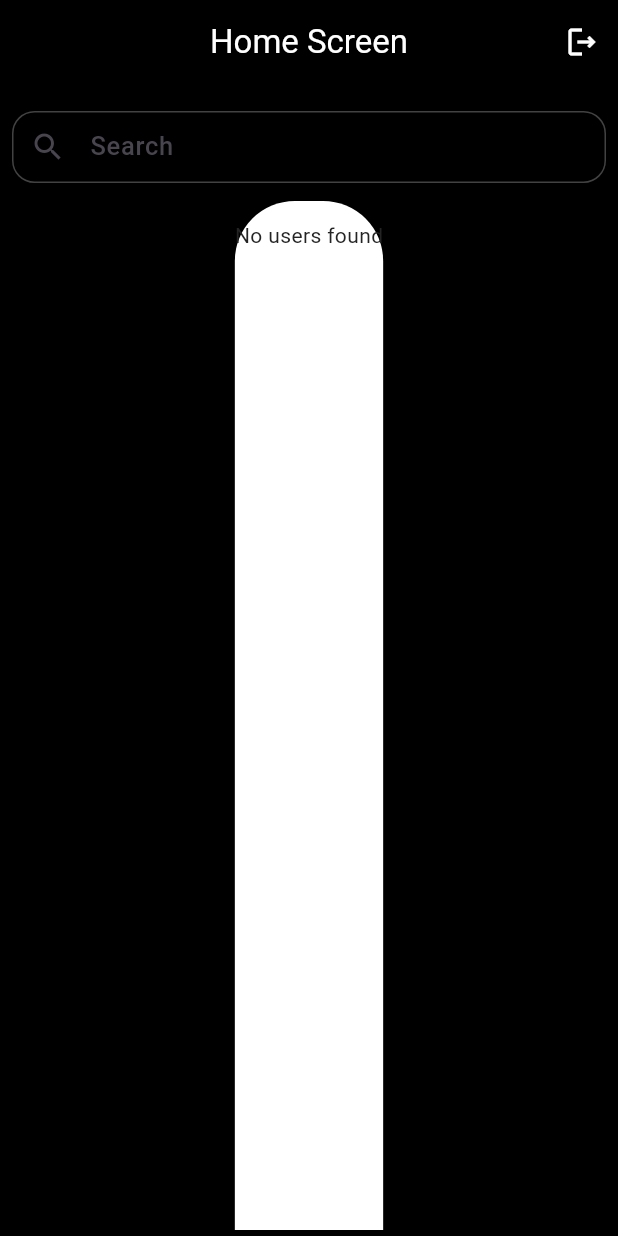
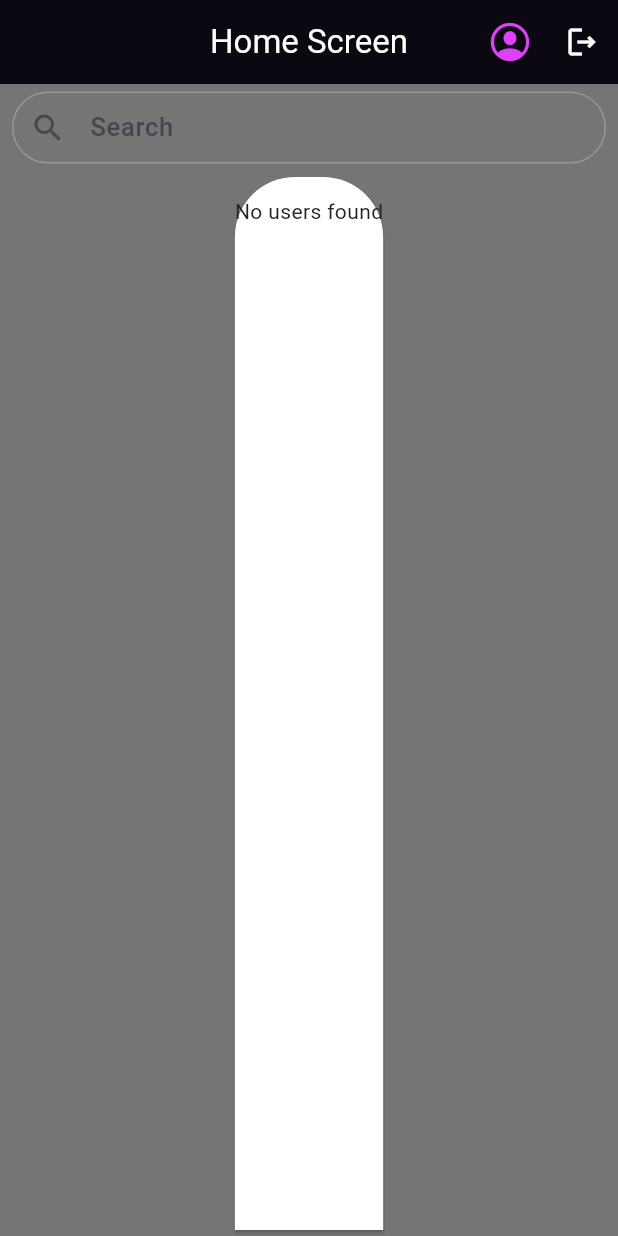
Before and after one commit to SyedAhmed334/Chat-App-Flutter, a Flutter app: the DashBoardScreen screen opened by its route, on a phone screen of 412 x 824 dp. Run offline on Flutter 3.47's test engine with Material 3 defaults, Android fonts, the phone set to English and light mode, and no system bars; our stand-ins replace cloud_firestore, firebase_auth, firebase_core, fluttertoast, font_awesome_flutter, google_sign_in; missing offline and left inert: flutter_facebook_auth; accounts and stored records are empty.

Commit message:
dashboard screen code edited

```diff
--- a/lib/models/user_model.dart
+++ b/lib/models/user_model.dart
@@ -5,6 +5,7 @@ class UserModel with ChangeNotifier {
   List<Map<String, String>> _filteredUsers = [];
 
   List<Map<String, String>> get filteredUsers => _filteredUsers;
+  List<Map<String, String>> get users => _users;
 
   void getUsers(List<Map<String, String>> users) {
     _users = users;
--- a/lib/screens/dashboard_screen.dart
+++ b/lib/screens/dashboard_screen.dart
@@ -1,8 +1,8 @@
-import 'package:chat_app_flutter/components/input_textfield.dart';
 import 'package:chat_app_flutter/constants/route_name.dart';
 import 'package:chat_app_flutter/models/user_model.dart';
 import 'package:cloud_firestore/cloud_firestore.dart';
 import 'package:firebase_auth/firebase_auth.dart';
+import 'package:flutter/cupertino.dart';
 import 'package:flutter/material.dart';
 import 'package:font_awesome_flutter/font_awesome_flutter.dart';
 import 'package:google_sign_in/google_sign_in.dart';
@@ -27,40 +27,37 @@ class _DashBoardScreenState extends State<DashBoardScreen> {
   @override
   Widget build(BuildContext context) {
     return Scaffold(
-      backgroundColor: Colors.black,
+      backgroundColor: Colors.black54,
       appBar: AppBar(
+        elevation: 5,
         automaticallyImplyLeading: false,
-        title: Text(
+        title: const Text(
           'Home Screen',
           style: TextStyle(color: Colors.white),
         ),
         actions: [
+          IconButton(onPressed: () => {}, icon: Icon(CupertinoIcons.profile_circled, color: Colors.purpleAccent, size: 30),),
           IconButton(
             onPressed: () async {
               User? user = auth.currentUser;
               try {
                 if (user?.providerData[0].providerId == 'google.com') {
                   // Sign out from Google
-                  await _googleSignIn.signOut();
+                  await _googleSignIn.signOut().then((value) {
                     Navigator.pushNamed(context, RouteName.loginScreen);
                     Utils.toastMessage('Google user signed out!');
+                  });
                 } else {
                   FirebaseAuth.instance.signOut().then((value) {
                     Navigator.pushNamed(context, RouteName.loginScreen);
                     Utils.toastMessage('Firebase user signed out!');
                   });
                 }
-                // else {
-                //   await _googleSignIn.signOut().then((value) {
-                //     Navigator.pushNamed(context, RouteName.loginScreen);
-                //     Utils.toastMessage('Google user signed out!');
-                //   });
-                // }
               } catch (e) {
                 Utils.toastMessage(e.toString());
               }
             },
-            icon: Icon(
+            icon: const Icon(
               Icons.logout_outlined,
               color: Colors.white,
             ),
@@ -68,41 +65,44 @@ class _DashBoardScreenState extends State<DashBoardScreen> {
         ],
       ),
       body: Padding(
-        padding: const EdgeInsets.only(top: 10.0),
+        padding: const EdgeInsets.only(top: 0.0),
         child: ChangeNotifierProvider<UserModel>(
-          create: (context)=> UserModel(),
+          create: (context) => UserModel(),
           child: Consumer<UserModel>(
-            builder: <UserModel>(context, provider, child) => Column(
+            builder: (context, provider, child) => Column(
               mainAxisAlignment: MainAxisAlignment.center,
               crossAxisAlignment: CrossAxisAlignment.center,
               children: [
                 Padding(
-                  padding: const EdgeInsets.all(8.0),
+                  padding: const EdgeInsets.symmetric(horizontal: 8.0, vertical: 5),
                   child: TextFormField(
                     controller: searchController,
-                    onChanged: (value){
+                    onChanged: (value) {
+                      if(searchController.text.isEmpty)
+                      {
+                        provider.users;
+                      }
                       provider.filterUsers(searchController.text);
-                      print(provider.filteredUsers);
+
                     },
                     decoration: InputDecoration(
                         contentPadding:
-                            EdgeInsets.symmetric(vertical: 5, horizontal: 10),
+                            const EdgeInsets.symmetric(vertical: 5, horizontal: 10),
                         labelText: 'Search',
                         prefixIcon: IconButton(
-                          icon: Icon(Icons.search),
-                          onPressed: () {
-                          },
+                          icon: const Icon(Icons.search),
+                          onPressed: () {},
                         ),
                         border: OutlineInputBorder(
-                          borderRadius: BorderRadius.circular(15),
+                          borderRadius: BorderRadius.circular(35),
                           borderSide: const BorderSide(
                             color: AppColors.textFieldDefaultFocus,
                           ),
                         ),
                         enabledBorder: OutlineInputBorder(
-                          borderRadius: BorderRadius.circular(15),
-                          borderSide: BorderSide(color: Colors.grey.shade800),
-                        )),
+                          borderRadius: BorderRadius.circular(35),
+                          borderSide: const BorderSide(color: Colors.white24),
+                        ),),
                   ),
                 ),
                 Expanded(
@@ -111,47 +111,64 @@ class _DashBoardScreenState extends State<DashBoardScreen> {
                     shape: const RoundedRectangleBorder(
                       borderRadius: BorderRadius.only(
                         topLeft: Radius.circular(40),
-                            topRight: Radius.circular(40),),),
+                        topRight: Radius.circular(40),
+                      ),
+                    ),
                     child: Padding(
                       padding: const EdgeInsets.symmetric(vertical: 12.0),
-                      child: StreamBuilder(
+                      child: Consumer<UserModel>(
+                        builder: (context, provider, child) {
+                          return StreamBuilder(
                             builder: (context, snapshot) {
-                              if (snapshot.connectionState == ConnectionState.waiting) {
-                                return Center(child: CircularProgressIndicator());
+                              if (snapshot.connectionState ==
+                                  ConnectionState.waiting) {
+                                return const Center(
+                                  child: CircularProgressIndicator(),
+                                );
                               } else if (snapshot.hasError) {
-                                return Utils.toastMessage(snapshot.error.toString());
-                              } else if (!snapshot.hasData || snapshot.data!.docs.isEmpty) {
-                                return Text('No users found');
+                                return Utils.toastMessage(
+                                    snapshot.error.toString());
+                              } else if (!snapshot.hasData ||
+                                  snapshot.data!.docs.isEmpty) {
+                                return const Text('No users found');
                               } else {
                                 final users = snapshot.data!.docs.map((e) {
                                   final email = e.data()['email'] as String;
-                                  final userName = e.data()['username'] as String;
+                                  final userName =
+                                      e.data()['username'] as String;
                                   return {'username': userName, 'email': email};
                                 }).toList();
+                                if(provider.users.isEmpty)
+                                  {
                                     provider.getUsers(users);
+                                  }
+                                provider.filteredUsers;
                                 return ListView.builder(
                                   itemCount: provider.filteredUsers.length,
                                   itemBuilder: (context, index) {
                                     final email =
                                         provider.filteredUsers[index]['email'];
-                                    final username =
-                                    provider.filteredUsers[index]['username'];
+                                    final username = provider
+                                        .filteredUsers[index]['username'];
                                     return ListTile(
                                       leading: ClipRRect(
                                         borderRadius: BorderRadius.circular(50),
                                         child: CircleAvatar(
                                           radius: 25,
-                                            child: Image.asset('assets/images/profile.jpg'),
+                                          child: Image.asset(
+                                              'assets/images/profile.jpg'),
                                         ),
                                       ),
-                                        title: Text(username),
-                                        subtitle: Text(email),
+                                      title: Text(username.toString()),
+                                      subtitle: Text(email.toString()),
                                     );
                                   },
                                 );
                               }
                             },
                             stream: fireStore.snapshots(),
+                          );
+                        },
                       ),
                     ),
                   ),
```
Lines whose indentation alone changed are shown as unchanged.
